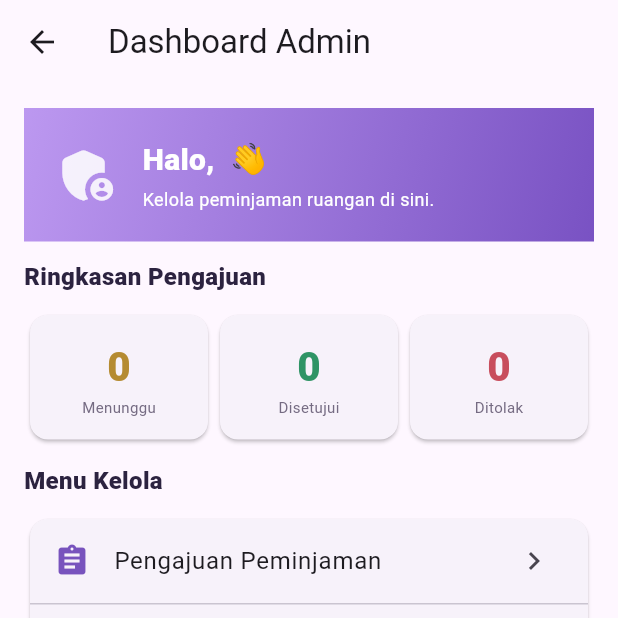
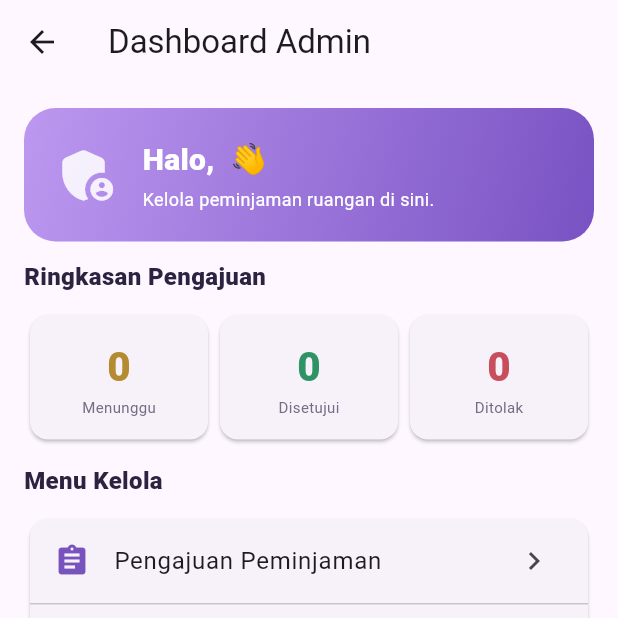
Before and after one commit to Isnaini16/KELOMPOK-PPB-, a Flutter app: the AdminShell screen opened directly, on a phone screen of 412 x 824 dp, the top half of it. Run offline on Flutter 3.47's test engine with Material 3 defaults, Android fonts, the phone set to English and light mode, and no system bars; our stand-ins replace cloud_firestore, firebase_auth, firebase_core; accounts and stored records are empty.

Commit message:
Update ui_widgets.dart

```diff
--- a/lib/core/ui_widgets.dart
+++ b/lib/core/ui_widgets.dart
@@ -19,6 +19,7 @@ class GradientBanner extends StatelessWidget {
     width: double.infinity,
     padding: const EdgeInsets.all(20),
     decoration: BoxDecoration(
+      borderRadius: BorderRadius.circular(21),
       gradient: const LinearGradient(
         colors: [Color(0xFFBC98F0), Color(0xFF7952C3)],
         begin: Alignment.topLeft,
```
